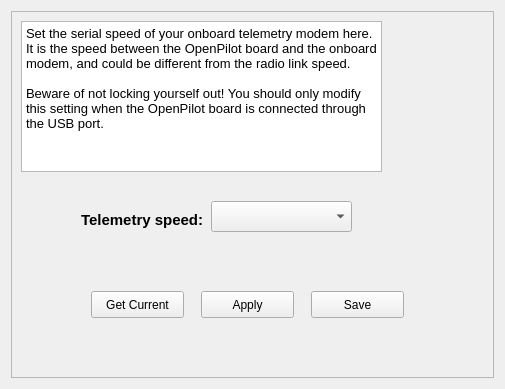
Old version of the form ground/openpilotgcs/src/plugins/config/telemetry.ui in the repository openpilot/OpenPilot.
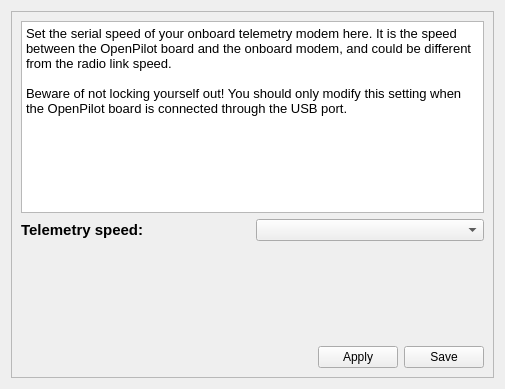
New version of the form.

Commit message: Get rid of the "Request" button on the config gadget: it now tracks object updates and automatically keeps its state synchronized with UAVOBject changes.

```diff
--- a/ground/openpilotgcs/src/plugins/config/telemetry.ui
+++ b/ground/openpilotgcs/src/plugins/config/telemetry.ui
@@ -22,15 +22,9 @@
      <property name="frameShadow">
       <enum>QFrame::Raised</enum>
      </property>
+     <layout class="QVBoxLayout" name="verticalLayout_2">
+      <item>
      <widget class="QTextBrowser" name="textBrowser">
-      <property name="geometry">
-       <rect>
-        <x>10</x>
-        <y>10</y>
-        <width>361</width>
-        <height>151</height>
-       </rect>
-      </property>
       <property name="html">
        <string>&lt;!DOCTYPE HTML PUBLIC &quot;-//W3C//DTD HTML 4.0//EN&quot; &quot;http://www.w3.org/TR/REC-html40/strict.dtd&quot;&gt;
 &lt;html&gt;&lt;head&gt;&lt;meta name=&quot;qrichtext&quot; content=&quot;1&quot; /&gt;&lt;style type=&quot;text/css&quot;&gt;
@@ -41,15 +35,11 @@
 &lt;p style=&quot; margin-top:0px; margin-bottom:0px; margin-left:0px; margin-right:0px; -qt-block-indent:0; text-indent:0px;&quot;&gt;&lt;span style=&quot; font-family:'Sans'; font-size:10pt;&quot;&gt;Beware of not locking yourself out! You should only modify this setting when the OpenPilot board is connected through the USB port.&lt;/span&gt;&lt;/p&gt;&lt;/body&gt;&lt;/html&gt;</string>
       </property>
      </widget>
+      </item>
+      <item>
+       <layout class="QHBoxLayout" name="horizontalLayout">
+        <item>
      <widget class="QLabel" name="label">
-      <property name="geometry">
-       <rect>
-        <x>70</x>
-        <y>200</y>
-        <width>131</width>
-        <height>17</height>
-       </rect>
-      </property>
       <property name="font">
        <font>
         <pointsize>11</pointsize>
@@ -61,28 +51,46 @@
        <string>Telemetry speed:</string>
       </property>
      </widget>
+        </item>
+        <item>
      <widget class="QComboBox" name="telemetrySpeed">
-      <property name="geometry">
-       <rect>
-        <x>200</x>
-        <y>190</y>
-        <width>141</width>
-        <height>31</height>
-       </rect>
-      </property>
       <property name="toolTip">
        <string>Select the speed here.</string>
       </property>
      </widget>
+        </item>
+       </layout>
+      </item>
+      <item>
+       <spacer name="verticalSpacer">
+        <property name="orientation">
+         <enum>Qt::Vertical</enum>
+        </property>
+        <property name="sizeHint" stdset="0">
+         <size>
+          <width>20</width>
+          <height>40</height>
+         </size>
+        </property>
+       </spacer>
+      </item>
+      <item>
+       <layout class="QHBoxLayout" name="horizontalLayout_2">
+        <item>
+         <spacer name="horizontalSpacer">
+          <property name="orientation">
+           <enum>Qt::Horizontal</enum>
+          </property>
+          <property name="sizeHint" stdset="0">
+           <size>
+            <width>40</width>
+            <height>20</height>
+           </size>
+          </property>
+         </spacer>
+        </item>
+        <item>
      <widget class="QPushButton" name="saveTelemetryToRAM">
-      <property name="geometry">
-       <rect>
-        <x>190</x>
-        <y>280</y>
-        <width>93</width>
-        <height>27</height>
-       </rect>
-      </property>
       <property name="toolTip">
        <string>Send to OpenPilot but don't write in SD.
 Beware of not locking yourself out!</string>
@@ -91,31 +99,9 @@
        <string>Apply</string>
       </property>
      </widget>
-     <widget class="QPushButton" name="getTelemetryCurrent">
-      <property name="geometry">
-       <rect>
-        <x>80</x>
-        <y>280</y>
-        <width>93</width>
-        <height>27</height>
-       </rect>
-      </property>
-      <property name="toolTip">
-       <string>Retrieve settings from OpenPilot</string>
-      </property>
-      <property name="text">
-       <string>Get Current</string>
-      </property>
-     </widget>
+        </item>
+        <item>
      <widget class="QPushButton" name="saveTelemetryToSD">
-      <property name="geometry">
-       <rect>
-        <x>300</x>
-        <y>280</y>
-        <width>93</width>
-        <height>27</height>
-       </rect>
-      </property>
       <property name="toolTip">
        <string>Applies and Saves all settings to SD.
 Beware of not locking yourself out!</string>
@@ -124,6 +110,10 @@
        <string>Save</string>
       </property>
      </widget>
+        </item>
+       </layout>
+      </item>
+     </layout>
     </widget>
    </item>
   </layout>
```
Lines whose indentation alone changed are shown as unchanged. The commit also changes 14 other files.
